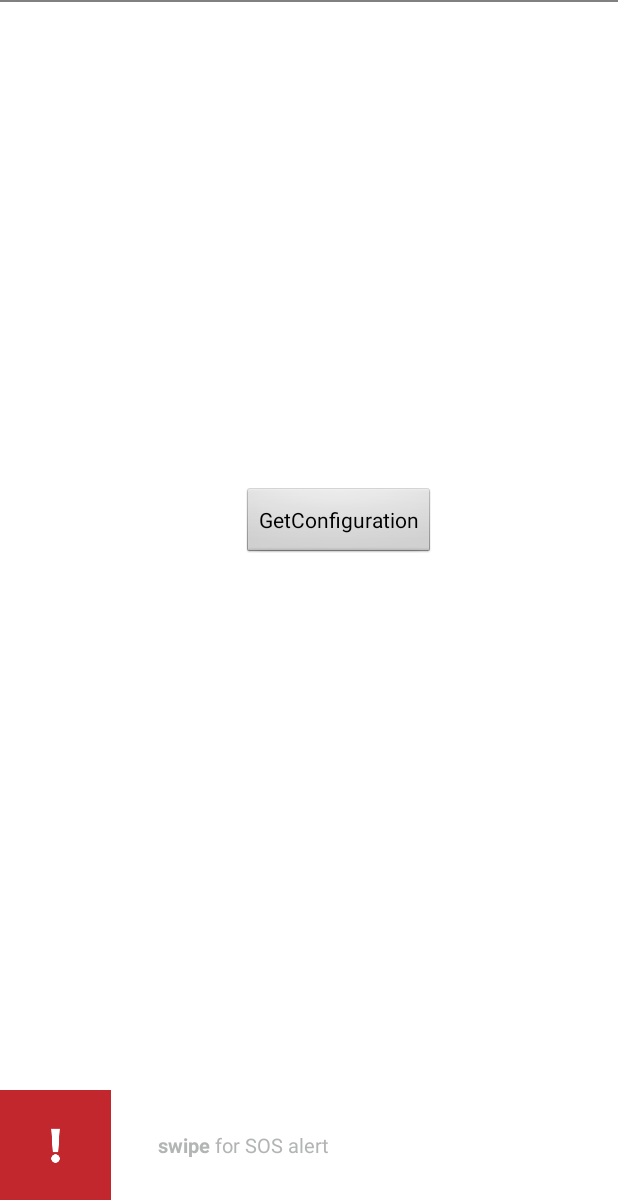
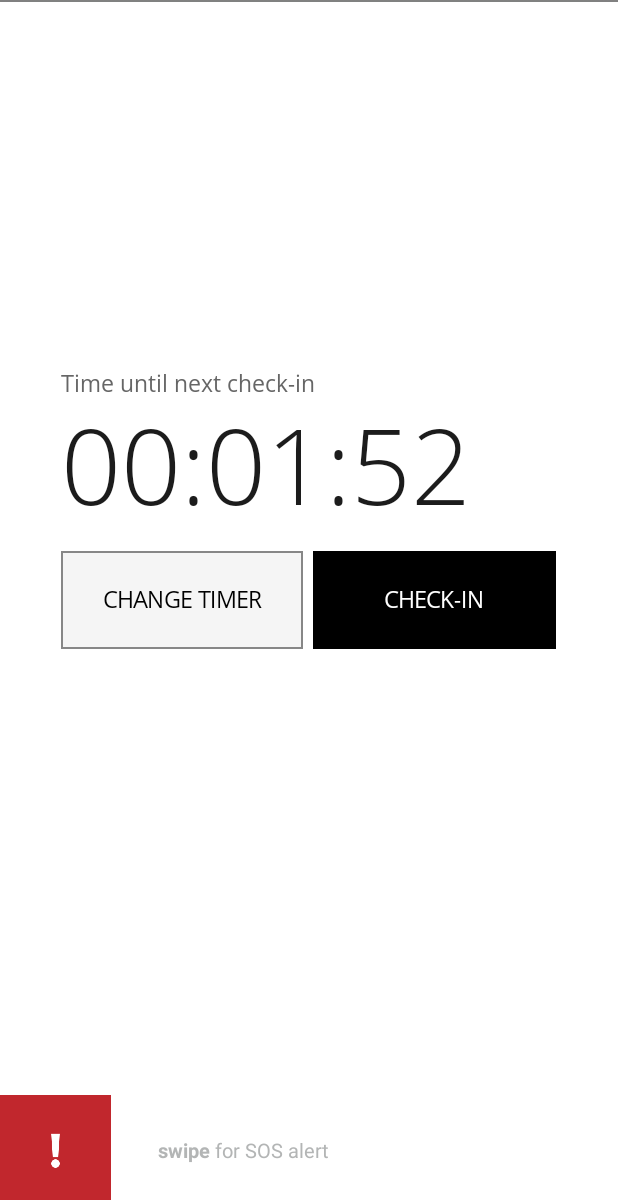
Before and after one commit to dhanshrip-cuelogic/AndroidSDK, an Android app: the screen it shows after launch (MainActivity), on a phone screen of 412 x 824 dp, the part 36-1236 px from its top. Run offline under Robolectric (Android 15) with nearby library versions, the phone set to English and light mode, and no system bars.

Commit message:
Working on check_in functinality

```diff
--- a/app/src/main/java/com/example/cue/sdkapplication/MainActivity.kt
+++ b/app/src/main/java/com/example/cue/sdkapplication/MainActivity.kt
@@ -9,6 +9,7 @@ import android.os.Bundle
 import android.widget.Button
 import com.loner.android.sdk.core.Loner
 import com.loner.android.sdk.webservice.interfaces.ActivityCallBackInterface
+import com.loner.android.sdk.widget.CheckInTimerView
 import com.loner.android.sdk.widget.EmergencySlider
 import com.loner.android.sdk.widget.EmergencySlider.EmergencySliderListetener;
 
@@ -16,30 +17,18 @@ import com.loner.android.sdk.widget.EmergencySlider.EmergencySliderListetener;
 class MainActivity : Activity(){
     var emergencySlider: EmergencySlider? = null
     var progressBarDailog: ProgressDialog? = null
-    var mConfiguration : Button? = null
+    lateinit var checkInTimerView: CheckInTimerView
 
     override fun onCreate(savedInstanceState: Bundle?) {
         super.onCreate(savedInstanceState)
         setContentView(R.layout.activity_main)
-
         progressBarDailog = ProgressDialog(this)
         progressBarDailog!!.setMessage("Loading..")
         progressBarDailog!!.setCancelable(true)
         emergencySlider = findViewById(R.id.emergency_slider)
-        mConfiguration = findViewById(R.id.button)
+        checkInTimerView = findViewById(R.id.check_view)
+        checkInTimerView.loadChecKInTimerComponent(true,true, 120)
 
-        mConfiguration?.setOnClickListener {
-            Loner.client.getConfiguration(this, object :ActivityCallBackInterface {
-                override fun onResponseDataSuccess(successResponse: String) {
-
-                }
-
-                override fun onResponseDataFailure(failureResponse: String) {
-
-                }
-
-            })
-        }
 
         // use Loner sdk for slider
         emergencySlider?.setOnEmergencySliderListetener(object : EmergencySliderListetener {
@@ -65,7 +54,6 @@ class MainActivity : Activity(){
         })
     }
 
-
     fun alertResponseDialog(alertMsg: String) {
         val dialogBuilder = AlertDialog.Builder(this)
         // set message of alert dialog
--- a/app/src/main/res/layout/activity_main.xml
+++ b/app/src/main/res/layout/activity_main.xml
@@ -1,27 +1,31 @@
 <?xml version="1.0" encoding="utf-8"?>
-<LinearLayout xmlns:android="http://schemas.android.com/apk/res/android"
-    android:orientation="vertical" android:layout_width="match_parent"
+<android.support.constraint.ConstraintLayout xmlns:android="http://schemas.android.com/apk/res/android"
+    xmlns:app="http://schemas.android.com/apk/res-auto"
+    xmlns:tools="http://schemas.android.com/tools"
+    android:id="@+id/linearLayout2"
+    android:layout_width="match_parent"
     android:layout_height="match_parent"
-    android:background="@color/white"
-    android:gravity="bottom">
+    android:background="@color/white">
 
+    <com.loner.android.sdk.widget.CheckInTimerView
+        android:id="@+id/check_view"
+        android:layout_width="wrap_content"
+        android:layout_height="wrap_content"
+        android:layout_marginStart="40dp"
+        android:layout_marginTop="243dp"
+        android:layout_marginEnd="41dp"
+        android:layout_marginBottom="190dp"
+        app:layout_constraintEnd_toEndOf="parent"
+        app:layout_constraintStart_toStartOf="parent"
+        app:layout_constraintTop_toTopOf="parent" />
 
     <com.loner.android.sdk.widget.EmergencySlider
-        android:layout_width="match_parent"
-        android:layout_height="wrap_content"
-        android:layout_gravity="center_vertical"
-        android:id="@+id/emergency_slider">
+        android:id="@+id/emergency_slider"
+        android:layout_width="0dp"
+        android:layout_height="72dp"
+        android:gravity="bottom"
+        app:layout_constraintBottom_toBottomOf="parent"
+        app:layout_constraintEnd_toEndOf="parent"
+        app:layout_constraintStart_toStartOf="parent"/>
 
-        <Button
-            android:id="@+id/button"
-            android:layout_width="wrap_content"
-            android:layout_height="wrap_content"
-            android:layout_alignParentTop="true"
-            android:layout_alignParentEnd="true"
-            android:layout_marginTop="323dp"
-            android:layout_marginEnd="122dp"
-            android:text="GetConfiguration" />
-    </com.loner.android.sdk.widget.EmergencySlider>
-
-
-</LinearLayout>
+</android.support.constraint.ConstraintLayout>
--- a/sdklibrary/build.gradle
+++ b/sdklibrary/build.gradle
@@ -4,7 +4,6 @@ apply plugin: 'kotlin-android'
 
 android {
     compileSdkVersion 28
-
 
 
     defaultConfig {
--- /dev/null
+++ b/sdklibrary/src/main/java/com/loner/android/sdk/activity/ActivityInterface/ManualCheckInListener.kt
@@ -0,0 +1,8 @@
+package com.loner.android.sdk.activity.ActivityInterface
+
+
+
+interface ManualCheckInListener {
+    fun manualCheckInCompeleted(timer:Boolean)
+
+}
--- /dev/null
+++ b/sdklibrary/src/main/java/com/loner/android/sdk/countdowntimer/CheckInTimerListener.kt
@@ -0,0 +1,10 @@
+package com.loner.android.sdk.countdowntimer
+
+
+
+interface CheckInTimerListener{
+    fun onMonitorTimerFinish()
+    fun onViewUpdateOnTimer(millisUntilFinished: Long)
+
+
+}
--- /dev/null
+++ b/sdklibrary/src/main/java/com/loner/android/sdk/countdowntimer/MonitoringCoutDownTimer.kt
@@ -0,0 +1,22 @@
+package com.loner.android.sdk.countdowntimer
+
+import android.os.CountDownTimer
+
+class MonitoringCoutDownTimer: CountDownTimer {
+    var checkInTimerListener: CheckInTimerListener
+
+    constructor(millisInFuture: Long, countDownInterval: Long, checkInTimerListener: CheckInTimerListener) : super(millisInFuture, countDownInterval){
+        this.checkInTimerListener = checkInTimerListener
+    }
+
+    override fun onFinish() {
+        checkInTimerListener.onMonitorTimerFinish()
+    }
+
+    override fun onTick(millisUntilFinished: Long) {
+        checkInTimerListener.onViewUpdateOnTimer(millisUntilFinished)
+    }
+
+
+
+}
--- a/sdklibrary/src/main/java/com/loner/android/sdk/utils/Constant.kt
+++ b/sdklibrary/src/main/java/com/loner/android/sdk/utils/Constant.kt
@@ -7,4 +7,6 @@ object Constant {
 
     const val accessToken ="813af900bd61a5d2d0cf"
     const val deviceId:String ="800006506"
+
+    const val manualCheckInListener:String = "manual_check_in_listener"
 }
--- /dev/null
+++ b/sdklibrary/src/main/java/com/loner/android/sdk/utils/UtilExtension.kt
@@ -0,0 +1,14 @@
+package com.loner.android.sdk.utils
+
+import com.loner.android.sdk.widget.CheckInTimerView
+import java.util.concurrent.TimeUnit
+
+
+fun CheckInTimerView.ConvertCheckInTextFormate(millisUntilFinished: Long): String {
+    return String.format("%02d:%02d:%02d", TimeUnit.MILLISECONDS.toHours(millisUntilFinished), TimeUnit.MILLISECONDS.toMinutes(millisUntilFinished) - TimeUnit.HOURS.toMinutes(TimeUnit.MILLISECONDS.toHours(millisUntilFinished)), TimeUnit.MILLISECONDS.toSeconds(millisUntilFinished) -
+            TimeUnit.MINUTES.toSeconds(TimeUnit.MILLISECONDS.toMinutes(millisUntilFinished)))
+}
+
+fun CheckInTimerView.ConvertSecondToMilisecond(seconds: Long) : Long {
+    return seconds*1000
+}
--- /dev/null
+++ b/sdklibrary/src/main/java/com/loner/android/sdk/widget/CheckInTimerView.kt
@@ -0,0 +1,206 @@
+package com.loner.android.sdk.widget
+
+import android.content.Context
+import android.content.Intent
+import android.os.Bundle
+import android.os.Parcel
+import android.support.v4.content.ContextCompat
+import android.util.AttributeSet
+import android.util.TypedValue
+import android.view.Gravity
+import android.view.LayoutInflater
+import android.view.View
+import android.widget.Button
+import android.widget.RelativeLayout
+import android.widget.TextView
+import com.loner.android.sdk.R
+import com.loner.android.sdk.activity.ActivityInterface.ManualCheckInListener
+import com.loner.android.sdk.activity.CheckInActivity
+import com.loner.android.sdk.countdowntimer.CheckInTimerListener
+import com.loner.android.sdk.countdowntimer.MonitoringCoutDownTimer
+import com.loner.android.sdk.utils.Constant
+import com.loner.android.sdk.utils.ConvertCheckInTextFormate
+import com.loner.android.sdk.utils.ConvertSecondToMilisecond
+
+
+
+class CheckInTimerView: RelativeLayout, CheckInTimerListener,ManualCheckInListener {
+    private var mCheckInTimerDisable: TextView? = null
+    private var mCheckInTimerDiscription: TextView? = null
+    private var mCheckInTimer: TextView? = null
+    private var mSetTimerButton: Button? = null
+    private var mMunalCheckInButton: Button? = null
+    private var mContext: Context? = null
+
+    /*Timer implementation*/
+    enum class TimerState {
+        Stopped, Paused, Running
+    }
+    private var timerState = TimerState.Stopped
+    private var monitorTimerLengthMillisecond: Long = 0
+    private var currentTimerLengthMillisecond: Long = 0
+    private var monitoringTimer: MonitoringCoutDownTimer? = null
+
+    constructor(context: Context) : super(context) {
+        this.mContext = context
+        init()
+    }
+
+    constructor(context: Context, attrs: AttributeSet) : super(context, attrs) {
+        this.mContext = context
+        init()
+    }
+
+    private fun init() {
+        val inflater = LayoutInflater.from(context)
+        inflater.inflate(R.layout.check_in_view, this)
+        mCheckInTimerDisable = findViewById(R.id.txtManualDisabled)
+        mCheckInTimerDiscription = findViewById(R.id.txtCheckin)
+        mCheckInTimer = findViewById(R.id.txtTimer)
+        mSetTimerButton = findViewById(R.id.btnSetTimerButton)
+        mMunalCheckInButton = findViewById(R.id.btnCheckinWithNotes)
+        mSetTimerButton!!.setOnClickListener {
+            startMonitorTimer()
+        }
+        mMunalCheckInButton!!.setOnClickListener {
+            var checkInTimerListener = this
+            var intent = Intent(mContext, CheckInActivity::class.java)
+               // intent.putExtra(Constant.manualCheckInListener,checkInTimerListener)
+            mContext?.startActivity(intent)
+            CheckInActivity.getCheckinInstance().setManualCheckListener(this)
+        }
+    }
+
+    fun loadChecKInTimerComponent(isAllowUserToConfigure : Boolean?,isManualCheckInEnabled:Boolean?, timerValue : Long? ){
+        if(isAllowUserToConfigure == null || isManualCheckInEnabled == null || timerValue == null){
+            throw IllegalStateException("All value should not be null")
+            return
+        }
+        checkVisibilityOfView(isAllowUserToConfigure, isManualCheckInEnabled)
+        if(timerValue != 0L){
+            monitorTimerLengthMillisecond = this.ConvertSecondToMilisecond(timerValue)
+            startMonitorTimer()
+        }
+
+    }
+
+    private fun startMonitorTimer(){
+        if(getTimerStatus() == TimerState.Running) stopMonitorTimer()
+
+        val timerValue = if (getTimerStatus() == TimerState.Paused)
+            currentTimerLengthMillisecond
+        else
+            monitorTimerLengthMillisecond
+
+        monitoringTimer = MonitoringCoutDownTimer(timerValue,1000,this)
+        monitoringTimer!!.start()
+        setTimerStatus(TimerState.Running)
+    }
+
+    private fun pausedMonitorTimer() {
+        monitoringTimer?.cancel()
+        monitoringTimer = null
+        setTimerStatus(TimerState.Paused)
+
+    }
+
+    private fun stopMonitorTimer(){
+        monitoringTimer?.cancel()
+        monitoringTimer = null
+        setTimerStatus(TimerState.Stopped)
+        mCheckInTimer!!.text = "00:00:00"
+
+    }
+
+
+    private fun setTimerStatus(timerState: TimerState){
+       this.timerState = timerState
+    }
+    private fun getTimerStatus():TimerState{
+        return timerState
+    }
+
+
+    private fun checkVisibilityOfView(isAllowUserToConfigure : Boolean,isManualCheckInEnabled:Boolean) {
+        if(isManualCheckInEnabled && !isAllowUserToConfigure){
+            manualCheckInOnAndAllowUserOff()
+        }else if(isManualCheckInEnabled){
+            manualCheckInAndAllowUserOn()
+        }else if(!isManualCheckInEnabled && !isAllowUserToConfigure) {
+            manualCheckInAndAllowUserOff()
+        } else {
+            manualCheckInOffAndAllowUserOn()
+        }
+    }
+
+    private fun manualCheckInOnAndAllowUserOff(){
+        mCheckInTimerDisable!!.visibility = View.GONE
+        mCheckInTimerDiscription!!.visibility = View.VISIBLE
+        mCheckInTimerDiscription!!.setText(R.string.countdown_required_to_check_in)
+        mCheckInTimer!!.visibility = View.VISIBLE
+        mMunalCheckInButton!!.visibility = View.VISIBLE
+        mSetTimerButton!!.visibility = View.GONE
+    }
+
+    private fun manualCheckInAndAllowUserOn(){
+        mCheckInTimerDiscription!!.visibility = View.VISIBLE
+        mCheckInTimerDiscription!!.setText(R.string.countdown_required_to_check_in)
+        mMunalCheckInButton!!.setTextSize(TypedValue.COMPLEX_UNIT_PX, resources.getDimension(R.dimen.check_in_button_size))
+        mSetTimerButton!!.setTextSize(TypedValue.COMPLEX_UNIT_PX, resources.getDimension(R.dimen.check_in_button_size))
+        mMunalCheckInButton!!.visibility = View.VISIBLE
+        mSetTimerButton!!.visibility = View.VISIBLE
+        mCheckInTimerDisable!!.visibility = View.GONE
+        mSetTimerButton!!.background = ContextCompat.getDrawable(mContext!!,R.drawable.btn_change_timer_selector)
+        mSetTimerButton!!.setTextColor(ContextCompat.getColor(mContext!!,R.color.black))
+        mSetTimerButton!!.setText(R.string.change_timer)
+        mCheckInTimer!!.visibility = View.VISIBLE
+    }
+
+    private fun manualCheckInAndAllowUserOff(){
+        mCheckInTimerDiscription!!.visibility = View.GONE
+        mCheckInTimerDiscription!!.gravity = Gravity.CENTER_HORIZONTAL
+        mCheckInTimerDiscription!!.setText(R.string.change_timer_desiable_decr)
+        mCheckInTimerDisable!!.visibility = View.VISIBLE
+        mMunalCheckInButton!!.visibility = View.VISIBLE
+        mSetTimerButton!!.visibility = View.GONE
+        mMunalCheckInButton!!.setText(R.string.send_message)
+        mCheckInTimer!!.visibility = View.GONE
+    }
+
+    private fun manualCheckInOffAndAllowUserOn(){
+        mMunalCheckInButton!!.visibility = View.VISIBLE
+        mSetTimerButton!!.visibility = View.VISIBLE
+        mCheckInTimerDisable!!.visibility = View.VISIBLE
+        mCheckInTimerDisable!!.gravity = Gravity.LEFT
+        mCheckInTimerDiscription!!.visibility = View.VISIBLE
+        mCheckInTimerDiscription!!.setText(R.string.change_timer_desiable_decr)
+        mMunalCheckInButton!!.visibility = View.VISIBLE
+        mSetTimerButton!!.visibility = View.VISIBLE
+        mSetTimerButton!!.setText(R.string.set_timer)
+        mMunalCheckInButton!!.setText(R.string.send_message)
+        mSetTimerButton!!.background = ContextCompat.getDrawable(mContext!!,R.drawable.btn_change_timer_selector)
+        mSetTimerButton!!.setTextColor(ContextCompat.getColor(mContext!!,R.color.black))
+        mMunalCheckInButton!!.setTextSize(TypedValue.COMPLEX_UNIT_PX, resources.getDimension(R.dimen.check_in_button_size))
+        mSetTimerButton!!.setTextSize(TypedValue.COMPLEX_UNIT_PX, resources.getDimension(R.dimen.check_in_button_size))
+        mCheckInTimer!!.visibility = View.GONE
+    }
+
+    override fun onMonitorTimerFinish() {
+
+    }
+
+    override fun onViewUpdateOnTimer(millisUntilFinished: Long) {
+        currentTimerLengthMillisecond = millisUntilFinished
+        mCheckInTimer!!.text = this.ConvertCheckInTextFormate(millisUntilFinished)
+    }
+
+    override fun manualCheckInCompeleted(timer: Boolean) {
+        if(timer) {
+            setTimerStatus(TimerState.Stopped)
+            startMonitorTimer()
+        }
+
+    }
+
+
+}
--- a/sdklibrary/src/main/java/com/loner/android/sdk/widget/EmergencySlider.kt
+++ b/sdklibrary/src/main/java/com/loner/android/sdk/widget/EmergencySlider.kt
@@ -28,7 +28,7 @@ class EmergencySlider : RelativeLayout, SliderUnlockWidget.SliderUnlockWidgetLis
         init()
     }
 
-    fun init() {
+    private fun init() {
         val inflater = LayoutInflater.from(context)
         inflater.inflate(R.layout.emergency_slider_view, this)
         redComponentView = findViewById(R.id.redComponentView)
--- a/sdklibrary/src/main/res/layout/check_in_view.xml
+++ b/sdklibrary/src/main/res/layout/check_in_view.xml
@@ -1,7 +1,7 @@
 <?xml version="1.0" encoding="utf-8"?>
 <RelativeLayout xmlns:android="http://schemas.android.com/apk/res/android"
-    android:layout_width="match_parent"
-    android:layout_height="match_parent"
+    android:layout_width="wrap_content"
+    android:layout_height="wrap_content"
     android:background="@android:color/transparent"
     android:gravity="center_horizontal|center_vertical"
     android:layout_centerHorizontal="true"
@@ -13,11 +13,13 @@
         android:layout_width="@dimen/large_btn_width"
         android:layout_height="wrap_content"
         android:layout_alignLeft="@+id/txtCheckin"
+        android:layout_marginBottom="@dimen/diff_15"
+        android:fontFamily="@font/open_sans"
         android:gravity="center_horizontal"
         android:text="@string/countdown_timer_disabled"
-        android:layout_marginBottom="@dimen/diff_15"
         android:textColor="@color/black"
-        android:textSize="@dimen/manual_disabled_text_size" />
+        android:textSize="@dimen/manual_disabled_text_size"
+        android:visibility="visible" />
 
     <TextView
         android:id="@+id/txtCheckin"
@@ -26,6 +28,7 @@
         android:layout_below="@+id/txtManualDisabled"
         android:layout_alignLeft="@+id/txtTimer"
         android:layout_marginBottom="@dimen/diff_15"
+        android:fontFamily="@font/open_sans"
         android:text="@string/countdown_required_to_check_in"
         android:textColor="@color/textual_grey"
         android:textSize="@dimen/start_monitoring_text_size"
@@ -39,10 +42,10 @@
         android:layout_alignLeft="@+id/checkInButtonLayout"
         android:layout_centerHorizontal="true"
         android:layout_marginTop="-20dp"
+        android:fontFamily="@font/open_sans_light"
         android:text="@string/start_monitoring_timer"
         android:textColor="@color/check_in_default"
         android:textSize="@dimen/count_down_text_size"
-        android:textStyle="bold"
         android:visibility="visible" />
     <LinearLayout
         android:id="@+id/checkInButtonLayout"
@@ -52,26 +55,30 @@
         android:layout_marginTop="@dimen/startup_countdown_button_margin_from_top"
         android:orientation="horizontal"
         android:layout_centerHorizontal="true">
+
         <Button
             android:id="@+id/btnSetTimerButton"
             android:layout_width="0dp"
             android:layout_height="match_parent"
+            android:layout_marginRight="@dimen/diff_3"
             android:layout_weight="1"
+            android:background="@drawable/btn_change_timer_selector"
+            android:fontFamily="@font/open_sans"
+            android:text="@string/change_timer"
             android:textAllCaps="true"
-            android:background="@drawable/btn_change_timer_selector"
-            android:text="@string/change_timer"
-            android:textColor="@android:color/black"
-            android:layout_marginRight="@dimen/diff_3" />
+            android:textColor="@android:color/black" />
+
         <Button
+            android:id="@+id/btnCheckinWithNotes"
             android:layout_width="0dp"
             android:layout_height="match_parent"
+            android:layout_marginLeft="@dimen/diff_3"
             android:layout_weight="1"
-            android:id="@+id/btnCheckinWithNotes"
+            android:background="@drawable/btn_new_check_in_selector"
+            android:fontFamily="@font/open_sans"
+            android:text="@string/checkin"
             android:textAllCaps="true"
-            android:background="@drawable/btn_new_check_in_selector"
-            android:text="@string/checkin"
-            android:textColor="@android:color/white"
-            android:layout_marginLeft="@dimen/diff_3" />
+            android:textColor="@android:color/white" />
 
     </LinearLayout>
 </RelativeLayout>
--- a/sdklibrary/src/main/res/layout/emergency_slider_view.xml
+++ b/sdklibrary/src/main/res/layout/emergency_slider_view.xml
@@ -1,18 +1,18 @@
 <?xml version="1.0" encoding="utf-8"?>
 <RelativeLayout xmlns:android="http://schemas.android.com/apk/res/android"
-    android:layout_width="match_parent"
+    android:layout_width="wrap_content"
     android:layout_height="@dimen/emergency_slider_height"
     android:layout_alignParentBottom="true"
     android:layout_marginBottom="@dimen/diff_minus3">
     <RelativeLayout
         android:id="@+id/sliderLayoutId"
-        android:layout_width="match_parent"
+        android:layout_width="wrap_content"
         android:layout_height="@dimen/emergency_slider_height"
         android:clickable="true"
         android:layout_alignParentBottom="true">
 
         <HorizontalScrollView
-            android:layout_width="match_parent"
+            android:layout_width="wrap_content"
             android:layout_height="@dimen/emergency_slider_height"
             android:scrollbars="none">
             <LinearLayout
@@ -55,12 +55,12 @@
                 </LinearLayout>
             </LinearLayout>
         </HorizontalScrollView>
+
         <LinearLayout
             android:layout_width="match_parent"
             android:layout_height="match_parent"
             android:clickable="true"
             android:alpha="0.9"/>
-
         <com.loner.android.sdk.utils.SliderUnlockWidget
             android:id="@+id/seekEmergency"
             android:layout_width="match_parent"
--- a/sdklibrary/src/main/res/values/strings.xml
+++ b/sdklibrary/src/main/res/values/strings.xml
@@ -229,10 +229,10 @@
     <string name="done">Done</string>
 
     <!-- Added string values that are directly used on in the class files -->
-    <string name="countdown_timer_disabled">Countdown timer disabled</string>
+    <string name="countdown_timer_disabled">Check-in timer disabled</string>
     <string name="check_in_countdown_not_started">Check-in countdown not started</string>
     <string name="start_monitoring_timer">00:00:00</string>
-    <string name="countdown_required_to_check_in">Countdown to required check-in</string>
+    <string name="countdown_required_to_check_in">Time until next check-in</string>
     <string name="continue_to_hold">Continue holding</string>
     <string name="silent_alert_countdown_alert">Silent Alert</string>
     <string name="swipe_text_sos_alert"><b>swipe</b> for SOS alert </string>
@@ -285,4 +285,6 @@
     <string name="save">Save</string>
     <string name="text_decription">When would you like Loner Mobile to check on you until?</string>
     <string name="text_back">Back</string>
+    <string name="change_timer_desiable_decr">Loner Mobile can check if you\'re OK periodically. Set the timer below. </string>
+    <string name="send_message">SEND MESSAGE</string>
 </resources>
```
Also changed, not shown: sdklibrary/src/main/AndroidManifest.xml (+8 -3 lines), sdklibrary/src/main/java/com/loner/android/sdk/activity/CheckInActivity.kt (added, +49 -0 lines), sdklibrary/src/main/res/font/open_sans.ttf (added), sdklibrary/src/main/res/font/open_sans_light.ttf (added). Lines whose indentation alone changed are shown as unchanged.
